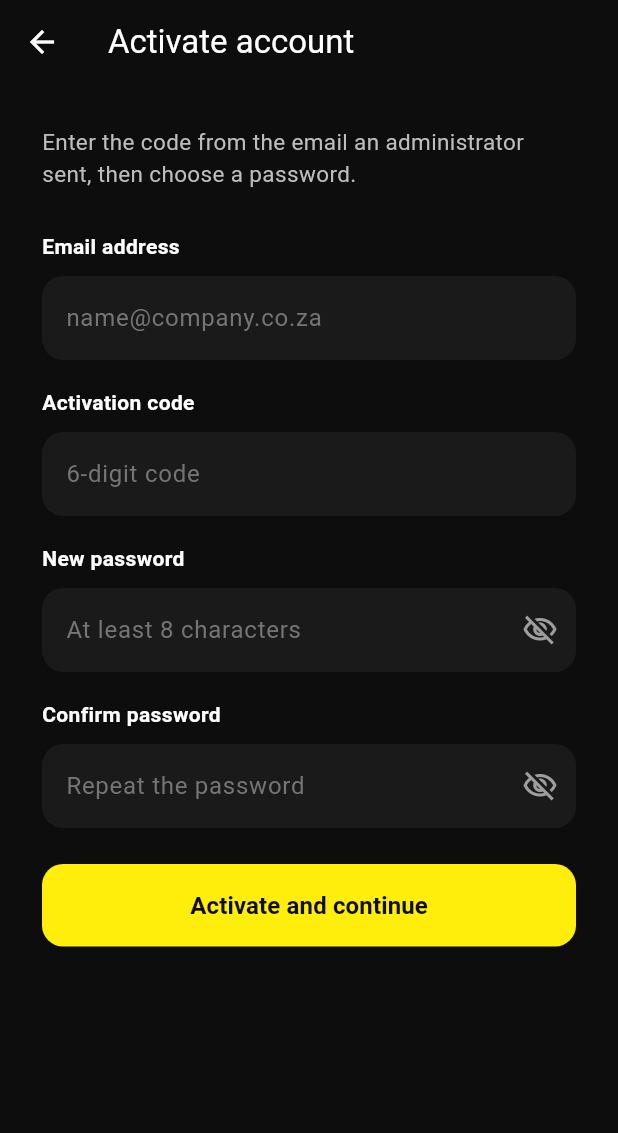
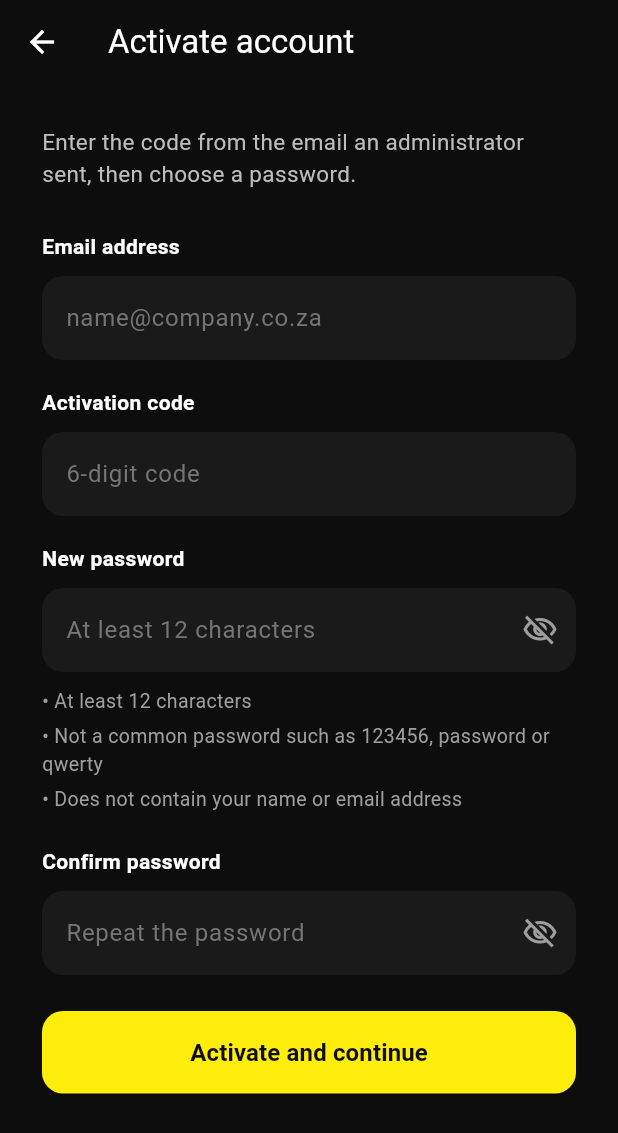
Before and after one commit to Xiluvele/client-project-portal, a Flutter app: the ActivateScreen screen opened directly, on a phone screen of 412 x 824 dp. Shown: the top 1133 px of the screen. Run offline on Flutter 3.47's test engine with Material 3 defaults, Android fonts, the phone set to English and light mode, and no system bars; our stand-ins replace file_picker.

Commit message:
feat(mobile): show password requirements and validate on activate and reset

```diff
--- /dev/null
+++ b/mobile/lethabo_portal_mobile/lib/password_policy.dart
@@ -0,0 +1,185 @@
+// Password rules for activation and password reset.
+// The API enforces the same rules (backend Security/PasswordPolicy.cs);
+// keep the two lists in step. This copy only gives instant feedback.
+
+const int passwordMinLength = 12;
+const int passwordMaxLength = 128;
+
+const Set<String> _common = {
+  '123456', '1234567', '12345678', '123456789', '1234567890', '0123456789',
+  '111111', '000000', '121212', '123123', '654321', '112233', '123321',
+  'password', 'passw0rd', 'pass', 'passcode', 'passphrase', 'letmein',
+  'welcome', 'admin', 'administrator', 'root', 'user', 'login', 'master',
+  'qwerty', 'qwertyuiop', 'qwertyui', 'asdfgh', 'asdfghjkl', 'zxcvbn',
+  'zxcvbnm', 'qazwsx', '1q2w3e', '1q2w3e4r', '1qaz2wsx', 'azerty',
+  'iloveyou', 'monkey', 'dragon', 'football', 'baseball', 'superman',
+  'batman', 'sunshine', 'princess', 'shadow', 'michael', 'trustno1',
+  'abc123', 'abcdef', 'abcd1234', 'test', 'testing', 'test123', 'guest',
+  'default', 'changeme', 'secret', 'hello', 'freedom', 'whatever',
+  'lethabo', 'portal', 'lethaboportal', 'lethabom', 'lethabomsolutions',
+  'clientportal', 'projectportal', 'company', 'manager', 'developer',
+  'client', 'summer', 'winter', 'spring', 'autumn', 'google', 'gmail',
+  'southafrica', 'johannesburg', 'capetown', 'pretoria', 'soweto',
+};
+
+const Map<String, String> _lookalikes = {
+  '0': 'o', '1': 'l', '3': 'e', '4': 'a', '5': 's', '7': 't', '8': 'b',
+  '@': 'a', r'$': 's', '!': 'i', '|': 'l',
+};
+
+final RegExp _letter = RegExp(r'\p{L}', unicode: true);
+final RegExp _letterOrDigit = RegExp(r'[^\p{L}\p{N}]', unicode: true);
+
+bool _isLetter(String ch) => _letter.hasMatch(ch);
+
+String _trimEdges(String text) {
+  final chars = text.trim().runes.map(String.fromCharCode).toList();
+  var start = 0;
+  var end = chars.length;
+  while (start < end && !_isLetter(chars[start])) {
+    start++;
+  }
+  while (end > start && !_isLetter(chars[end - 1])) {
+    end--;
+  }
+  return chars.sublist(start, end).join();
+}
+
+String _trimTail(String text) {
+  final chars = text.runes.map(String.fromCharCode).toList();
+  var end = chars.length;
+  while (end > 0 && !_isLetter(chars[end - 1])) {
+    end--;
+  }
+  return chars.sublist(0, end).join();
+}
+
+String _strip(String lowered, {required bool lookalikes}) {
+  var text = _trimEdges(lowered);
+  if (lookalikes) {
+    text = _trimEdges(
+      text.runes
+          .map(String.fromCharCode)
+          .map((ch) => _lookalikes[ch] ?? ch)
+          .join(),
+    );
+  }
+  return text;
+}
+
+bool _isRepeatedCommon(String candidate) {
+  for (var size = 3; size <= candidate.length / 2; size++) {
+    if (candidate.length % size != 0) continue;
+    final unit = candidate.substring(0, size);
+    if (_common.contains(unit) && unit * (candidate.length ~/ size) == candidate) {
+      return true;
+    }
+  }
+  return false;
+}
+
+bool isCommonPassword(String password) {
+  final lowered = password.toLowerCase();
+  for (final candidate in [
+    _strip(lowered, lookalikes: false),
+    _strip(lowered, lookalikes: true),
+  ]) {
+    if (candidate.isEmpty) return true; // nothing but digits and symbols
+    if (_common.contains(candidate) || _isRepeatedCommon(candidate)) return true;
+  }
+  return _common.contains(lowered) || _common.contains(_trimTail(lowered));
+}
+
+bool isRepetitiveOrSequential(String password) {
+  final lowered = password.toLowerCase();
+  if (lowered.split('').toSet().length < 5) return true;
+
+  for (final step in [-1, 1]) {
+    var run = true;
+    for (var i = 1; i < lowered.length; i++) {
+      if (lowered.codeUnitAt(i) - lowered.codeUnitAt(i - 1) != step) {
+        run = false;
+        break;
+      }
+    }
+    if (run) return true;
+  }
+
+  if (RegExp(r'^\d+$').hasMatch(lowered)) {
+    if ('01234567890123456789'.contains(lowered) ||
+        '98765432109876543210'.contains(lowered)) {
+      return true;
+    }
+  }
+
+  const rows = [
+    'qwertyuiopasdfghjklzxcvbnm',
+    'mnbvcxzlkjhgfdsapoiuytrewq',
+    '1234567890qwertyuiop',
+  ];
+  return rows.any((row) => row.contains(lowered));
+}
+
+bool containsPersonalInfo(String password, List<String> personal) {
+  final lowered = password.toLowerCase().replaceAll(_letterOrDigit, '');
+  for (final item in personal) {
+    final text = item.trim().toLowerCase();
+    if (text.isEmpty) continue;
+    final at = text.indexOf('@');
+    final parts = [
+      at > 0 ? text.substring(0, at) : text,
+      ...text.split(RegExp(r'[ ._@-]+')),
+    ];
+    for (final part in parts) {
+      final clean = part.replaceAll(_letterOrDigit, '');
+      if (clean.length >= 4 && lowered.contains(clean)) return true;
+    }
+  }
+  return false;
+}
+
+/// Returns every rule the password breaks. An empty list means it is acceptable.
+List<String> validatePassword(String password, {List<String> personal = const []}) {
+  final errors = <String>[];
+  if (password.length < passwordMinLength) {
+    errors.add('Use at least $passwordMinLength characters.');
+  }
+  if (password.length > passwordMaxLength) {
+    errors.add('Use no more than $passwordMaxLength characters.');
+  }
+  if (password.trim().isEmpty) return errors;
+
+  if (isCommonPassword(password)) {
+    errors.add('That password is too common or easy to guess. Choose something less predictable.');
+  } else if (isRepetitiveOrSequential(password)) {
+    errors.add('Do not use repeated characters or simple sequences such as aaaa or 123456.');
+  } else if (containsPersonalInfo(password, personal)) {
+    errors.add('Do not include your name or email address in the password.');
+  }
+  return errors;
+}
+
+/// One line of the live requirements list.
+class PasswordCheck {
+  final String label;
+  final bool met;
+  final bool typed;
+  const PasswordCheck(this.label, this.met, this.typed);
+}
+
+List<PasswordCheck> passwordChecks(String password, {List<String> personal = const []}) {
+  final typed = password.isNotEmpty;
+  return [
+    PasswordCheck('At least $passwordMinLength characters', password.length >= passwordMinLength, typed),
+    PasswordCheck(
+      'Not a common password such as 123456, password or qwerty',
+      typed && !isCommonPassword(password) && !isRepetitiveOrSequential(password),
+      typed,
+    ),
+    PasswordCheck(
+      'Does not contain your name or email address',
+      typed && !containsPersonalInfo(password, personal),
+      typed,
+    ),
+  ];
+}
--- a/mobile/lethabo_portal_mobile/lib/screens/activate_screen.dart
+++ b/mobile/lethabo_portal_mobile/lib/screens/activate_screen.dart
@@ -1,6 +1,7 @@
 import 'package:flutter/material.dart';
 
 import '../api/portal_api.dart';
+import '../password_policy.dart';
 import '../widgets/portal_field.dart';
 
 class ActivateScreen extends StatefulWidget {
@@ -34,8 +35,9 @@ class _ActivateScreenState extends State<ActivateScreen> {
       _message('The passwords do not match.');
       return;
     }
-    if (_password.text.length < 8) {
-      _message('The password must be at least 8 characters.');
+    final problems = validatePassword(_password.text, personal: [_email.text]);
+    if (problems.isNotEmpty) {
+      _message(problems.join(' '));
       return;
     }
     if (_code.text.trim().length != 6) {
@@ -103,8 +105,10 @@ class _ActivateScreenState extends State<ActivateScreen> {
             PasswordField(
               label: 'New password',
               controller: _password,
-              hint: 'At least 8 characters',
+              hint: 'At least 12 characters',
             ),
+            const SizedBox(height: 10),
+            PasswordRequirements(controller: _password, email: _email),
             const SizedBox(height: 18),
             PasswordField(
               label: 'Confirm password',
--- a/mobile/lethabo_portal_mobile/lib/screens/forgot_password_screen.dart
+++ b/mobile/lethabo_portal_mobile/lib/screens/forgot_password_screen.dart
@@ -1,6 +1,7 @@
 import 'package:flutter/material.dart';
 
 import '../api/portal_api.dart';
+import '../password_policy.dart';
 import '../widgets/portal_field.dart';
 
 class ForgotPasswordScreen extends StatefulWidget {
@@ -61,8 +62,9 @@ class _ForgotPasswordScreenState extends State<ForgotPasswordScreen> {
       _message('The passwords do not match.');
       return;
     }
-    if (_password.text.length < 8) {
-      _message('The password must be at least 8 characters.');
+    final problems = validatePassword(_password.text, personal: [_email.text]);
+    if (problems.isNotEmpty) {
+      _message(problems.join(' '));
       return;
     }
     if (_code.text.trim().length != 6) {
@@ -138,8 +140,10 @@ class _ForgotPasswordScreenState extends State<ForgotPasswordScreen> {
               PasswordField(
                 label: 'New password',
                 controller: _password,
-                hint: 'At least 8 characters',
+                hint: 'At least 12 characters',
               ),
+              const SizedBox(height: 10),
+              PasswordRequirements(controller: _password, email: _email),
               const SizedBox(height: 18),
               PasswordField(
                 label: 'Confirm password',
--- a/mobile/lethabo_portal_mobile/lib/widgets/portal_field.dart
+++ b/mobile/lethabo_portal_mobile/lib/widgets/portal_field.dart
@@ -1,4 +1,6 @@
 import 'package:flutter/material.dart';
+
+import '../password_policy.dart';
 
 class PasswordField extends StatefulWidget {
   final String label;
@@ -104,3 +106,44 @@ class PortalField extends StatelessWidget {
     );
   }
 }
+
+/// Live checklist of the password rules, updated as the person types.
+class PasswordRequirements extends StatelessWidget {
+  final TextEditingController controller;
+  final TextEditingController? email;
+
+  const PasswordRequirements({super.key, required this.controller, this.email});
+
+  @override
+  Widget build(BuildContext context) {
+    return ListenableBuilder(
+      listenable: Listenable.merge([controller, ?email]),
+      builder: (context, _) {
+        final checks = passwordChecks(
+          controller.text,
+          personal: [?email?.text],
+        );
+        return Column(
+          crossAxisAlignment: CrossAxisAlignment.start,
+          children: [
+            for (final check in checks)
+              Padding(
+                padding: const EdgeInsets.only(bottom: 4),
+                child: Text(
+                  '${!check.typed ? '•' : check.met ? '✓' : '✗'} ${check.label}',
+                  style: TextStyle(
+                    fontSize: 13,
+                    color: !check.typed
+                        ? Colors.grey.shade500
+                        : check.met
+                            ? const Color(0xFF1F8A4C)
+                            : const Color(0xFFE5484D),
+                  ),
+                ),
+              ),
+          ],
+        );
+      },
+    );
+  }
+}
```
Also changed, not shown: 1 other file.
